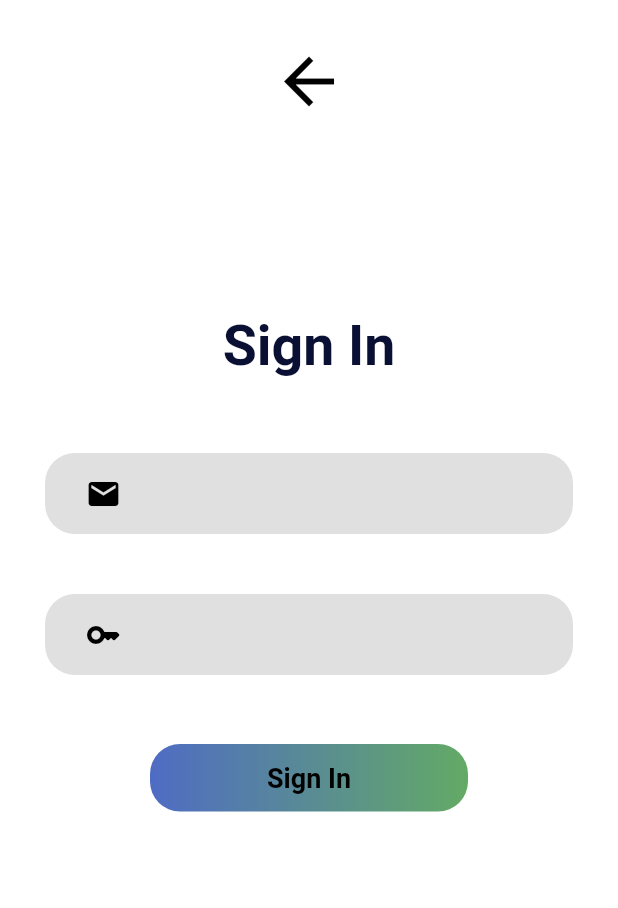
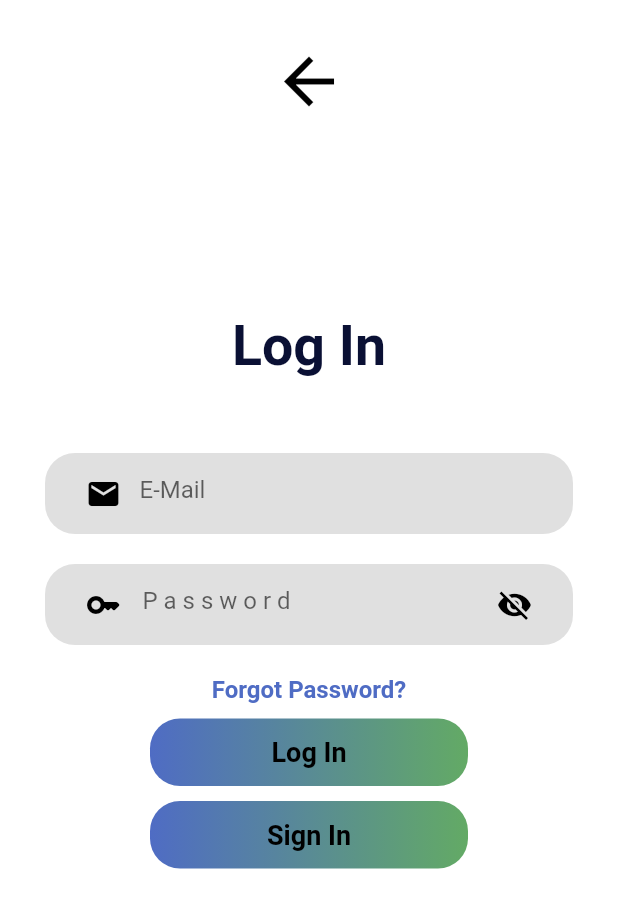
Before and after one commit to ranaakbas/event-finder, a Flutter app: the MembershipPage screen opened directly, on a phone screen of 412 x 824 dp. Shown: the top 908 px of the screen. Run offline on Flutter 3.47's test engine with Material 2 defaults, Android fonts, the phone set to English and light mode, and no system bars; our stand-ins replace firebase_core, firebase_database; missing offline and left inert: dart:ffi, flutterfire_ui; accounts and stored records are empty.

Commit message:
Update README.md sign.in sayfası oluşturuldu. şifre gizliliği kullanıcı tarafından ayarlanabilir olarak düzenlendi. şifre ve mail kutucuklarına text eklendi. forgot password kısmı eklendi. kutucuklar arası boşluk azaltıldı.

```diff
--- a/lib/main.dart
+++ b/lib/main.dart
@@ -4,7 +4,6 @@
 import 'package:firebase_database/firebase_database.dart';
 import 'package:akbas_bas_eventfinderapp/home.dart';
 import 'package:flutter/material.dart';
-import 'package:postgres/postgres.dart';
 import 'package:akbas_bas_eventfinderapp/membership.dart';
 import 'package:firebase_core/firebase_core.dart';
 import 'firebase_options.dart';
@@ -26,6 +25,7 @@ class MyApp extends StatelessWidget {
   @override
   Widget build(BuildContext context) {
     return MaterialApp(
+
       title: "Event Finder",
       debugShowCheckedModeBanner: false,
       theme: ThemeData(
--- a/lib/membership.dart
+++ b/lib/membership.dart
@@ -1,10 +1,23 @@
+import 'dart:ffi';
+import 'dart:math';
+
 import 'package:akbas_bas_eventfinderapp/home.dart';
 import 'package:flutter/src/widgets/framework.dart';
 import 'package:flutter/src/widgets/placeholder.dart';
 import 'package:flutter/material.dart';
+import 'package:akbas_bas_eventfinderapp/signin.dart';
+import 'package:flutterfire_ui/auth.dart';
 
-class MembershipPage extends StatelessWidget {
-  const MembershipPage({super.key});
+class MembershipPage extends StatefulWidget {
+   MembershipPage({Key? key}) : super(key: key);
+   @override
+  _MembershipPageState createState() => _MembershipPageState();
+}
+
+class _MembershipPageState extends State<MembershipPage> {
+
+  bool _passwordVisible = false;
+
 
   @override
   Widget build(BuildContext context) {
@@ -26,7 +39,7 @@ class MembershipPage extends StatelessWidget {
                 margin: EdgeInsets.only(top: 130, bottom: 50),
                 child: Center(
                   child: Text(
-                    "Sign In",
+                    "Log In",
                     style: TextStyle(
                       color: Color(0xFF0A1034),
                       fontSize: 37,
@@ -50,35 +63,96 @@ class MembershipPage extends StatelessWidget {
                       Icons.mail,
                       color: Colors.black,
                     ),
+                    hintText: 'E-Mail',
                   ),
                   style: TextStyle(
                     color: Color(0xFF0A1034),
                   ),
                 ),
               ),
+
               Container(
                 decoration: BoxDecoration(
                   color: Colors.black12,
                   borderRadius: BorderRadius.circular(20),
                 ),
                 margin:
-                    EdgeInsets.only(top: 30, right: 30, left: 30, bottom: 46),
+                    EdgeInsets.only(top: 10, right: 30, left: 30, bottom: 10),
                 padding:
                     EdgeInsets.only(left: 15, right: 15, top: 3, bottom: 3),
                 child: TextFormField(
-                  obscureText: true,
+                  obscureText: !_passwordVisible,
                   decoration: InputDecoration(
                     border: InputBorder.none,
                     prefixIcon: Icon(
                       Icons.key_rounded,
                       color: Colors.black,
                     ),
+                    hintText: 'Password',
+
+                    suffixIcon: GestureDetector(
+        onTap: () {
+          setState(() {
+            _passwordVisible = !_passwordVisible;
+          });
+        },
+        child: Icon(
+          _passwordVisible
+             ? Icons.visibility
+             : Icons.visibility_off,
+          color: Colors.black,
+        ),
+      ),
                   ),
                   style: TextStyle(color: Color(0xFF0A1034), letterSpacing: 4),
                 ),
               ),
+              Container(
+  margin: EdgeInsets.symmetric(vertical: 10),
+  child: InkWell(
+    onTap: () {},
+    child: Text(
+      "Forgot Password?",
+      style: TextStyle(
+        color: Color(0xFF4F6CC4),
+        fontSize: 16,
+        fontWeight: FontWeight.bold,
+      ),
+      textAlign: TextAlign.center,
+    ),
+  ),
+),
+
               InkWell(
                   onTap: () {},
+                  child: Container(
+                    margin: EdgeInsets.symmetric(horizontal: 100),
+                    width: MediaQuery.of(context).size.width,
+                    height: 45,
+                    padding: EdgeInsets.all(10),
+                    decoration: BoxDecoration(
+                      gradient: LinearGradient(
+                        colors: [Color(0xFF4F6CC4), Color(0xFF63AA65)],
+                      ),
+                      borderRadius: BorderRadius.circular(20),
+                    ),
+                    child: Center(
+                      child: Text(
+                        "Log In",
+                        style: TextStyle(
+                            color: Colors.black,
+                            fontSize: 18,
+                            fontWeight: FontWeight.bold),
+                      ),
+                    ),
+                  )),
+                  SizedBox(height:10),
+              InkWell(
+
+                  onTap: () { Navigator.push(context, MaterialPageRoute(builder: (context) {
+      return SignInPage();
+    }));
+    },
                   child: Container(
                     margin: EdgeInsets.symmetric(horizontal: 100),
                     width: MediaQuery.of(context).size.width,
@@ -100,6 +174,7 @@ class MembershipPage extends StatelessWidget {
                       ),
                     ),
                   ))
+
             ],
           ),
         ),
```
